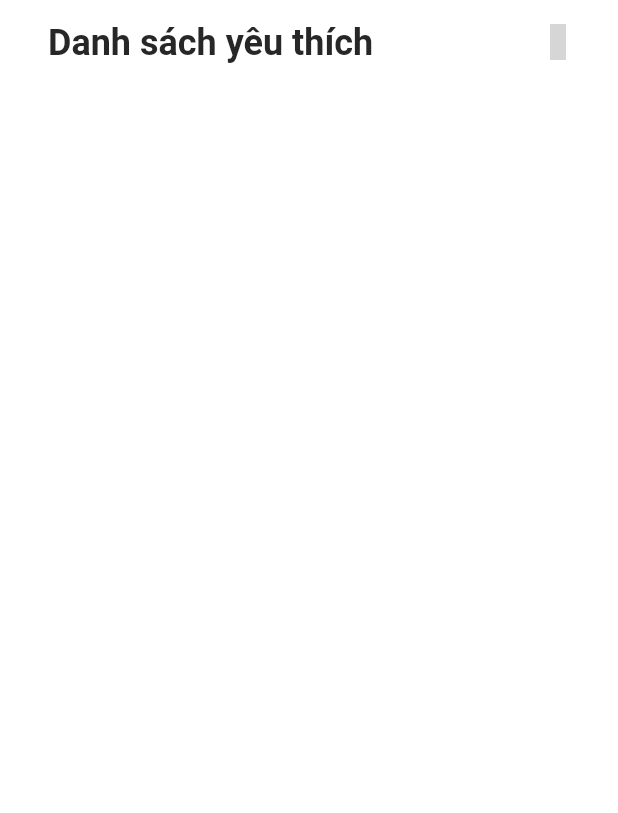
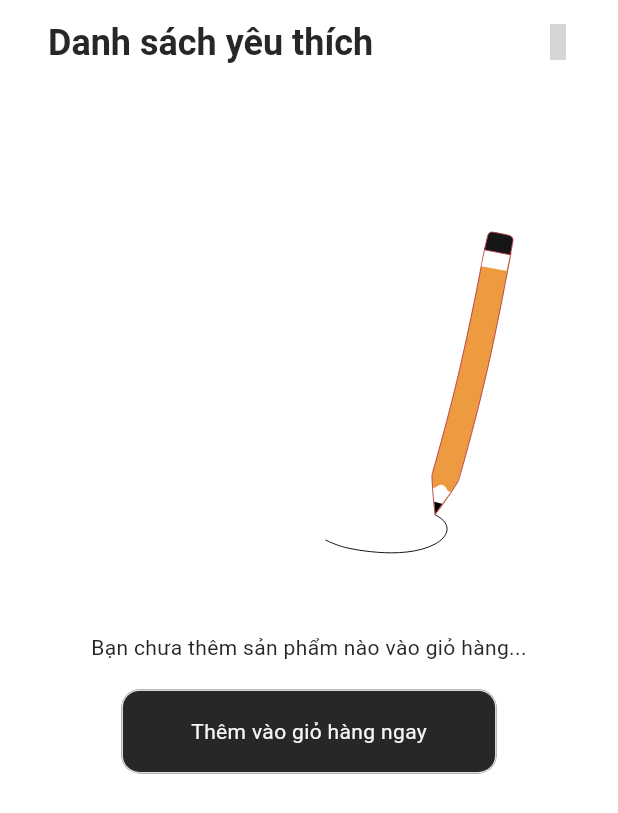
Before and after one commit to PhanTuoiCN1pt/app_t_shop, a Flutter app: the FavouriteScreen screen opened by its route, on a phone screen of 412 x 824 dp. Shown: the top 813 px of the screen. Run offline on Flutter 3.47's test engine with Material 3 defaults, Android fonts, the phone set to English and light mode, and no system bars; our stand-ins replace cached_network_image, carousel_slider, cloud_firestore, connectivity_plus, firebase_auth, firebase_core and 13 more; accounts and stored records are empty; Roboto replaces fonts that are missing (Poppins); project files that could hold a hidden picture were left out; grey boxes are pictures that could not be loaded.

Commit message:
danh sách yêu thích

```diff
--- a/lib/common/widgets/products/product_cards/product_card_vertical.dart
+++ b/lib/common/widgets/products/product_cards/product_card_vertical.dart
@@ -2,6 +2,7 @@ import 'package:app_t_shop/common/stype/shadow.dart';
 import 'package:app_t_shop/common/widgets/icons/cicular_icon.dart';
 import 'package:app_t_shop/common/widgets/images/rounded_container.dart';
 import 'package:app_t_shop/common/widgets/images/rounded_image.dart';
+import 'package:app_t_shop/common/widgets/products/favourite_icon/favourite_icon.dart';
 import 'package:app_t_shop/common/widgets/texts/brand_title_text_with_verified_icon.dart';
 import 'package:app_t_shop/common/widgets/texts/product_price_text.dart';
 import 'package:app_t_shop/common/widgets/texts/product_title_text.dart';
@@ -62,10 +63,11 @@ class TProductCardVertical extends StatelessWidget {
                   ),
 
                   /// Nút yêu thích
-                  const Positioned(
+                  Positioned(
                       top: 0,
                       right: 0,
-                      child: TCircularIcon(icon: Iconsax.heart5, color: Colors.red,))
+                      child: FavouriteIcon(productId: product.id,),
+                  ),
                 ],
               ),
             ),
--- a/lib/data/repositories/authentication/authentication_repository.dart
+++ b/lib/data/repositories/authentication/authentication_repository.dart
@@ -7,6 +7,7 @@ import 'package:app_t_shop/utils/exceptions/firebase_auth_exceptions.dart';
 import 'package:app_t_shop/utils/exceptions/firebase_exceptions.dart';
 import 'package:app_t_shop/utils/exceptions/format_exceptions.dart';
 import 'package:app_t_shop/utils/exceptions/platform_exceptions.dart';
+import 'package:app_t_shop/utils/local_storage/storage_utility.dart';
 import 'package:firebase_auth/firebase_auth.dart';
 import 'package:flutter/foundation.dart';
 import 'package:flutter/services.dart';
@@ -37,6 +38,9 @@ class AuthenticationRepository extends GetxController {
 
     if (user != null) {
       if (user.emailVerified) {
+
+        await TLocalStorage.init(user.uid);
+
         Get.offAll(() => const NavigationMenuScreen());
       } else {
         Get.offAll(() => VerifyEmailScreen(email: _auth.currentUser?.email,));
--- a/lib/features/shop/models/brand_model.dart
+++ b/lib/features/shop/models/brand_model.dart
@@ -1,4 +1,5 @@
 import 'package:app_t_shop/features/shop/models/banner_model.dart';
+import 'package:app_t_shop/utils/constants/image_strings.dart';
 import 'package:cloud_firestore/cloud_firestore.dart';
 
 class BrandModel {
@@ -12,7 +13,7 @@ class BrandModel {
       {required this.id, required this.image, required this.name, this.isFeatured, this.productsCount});
 
 
-  static BrandModel empty() => BrandModel(id: '', image: '', name: '');
+  static BrandModel empty() => BrandModel(id: '', image: TImages.nikeLogo, name: '', productsCount: 265);
 
 
   toJson() {
--- a/lib/features/shop/screens/product_details/widgets/product_detail_image_slider.dart
+++ b/lib/features/shop/screens/product_details/widgets/product_detail_image_slider.dart
@@ -2,6 +2,7 @@ import 'package:app_t_shop/common/widgets/appbar/appbar.dart';
 import 'package:app_t_shop/common/widgets/custom_shapes/curved_edges/curved_edges_widget.dart';
 import 'package:app_t_shop/common/widgets/icons/cicular_icon.dart';
 import 'package:app_t_shop/common/widgets/images/rounded_image.dart';
+import 'package:app_t_shop/common/widgets/products/favourite_icon/favourite_icon.dart';
 import 'package:app_t_shop/features/shop/controllers/product/image_product_controller.dart';
 import 'package:app_t_shop/features/shop/models/product_model.dart';
 import 'package:app_t_shop/utils/constants/colors.dart';
@@ -83,10 +84,10 @@ class ProductImageSlider extends StatelessWidget {
             ),
 
             /// Appbar Icon
-            const TAppBar(
+            TAppBar(
               showBackArrow: true,
               actions: [
-                TCircularIcon(icon: Iconsax.heart5,color: Colors.red,)
+                FavouriteIcon(productId: product.id,)
               ],
             ),
           ],
--- a/lib/features/shop/screens/wishlist/wishlist.dart
+++ b/lib/features/shop/screens/wishlist/wishlist.dart
@@ -2,9 +2,16 @@ import 'package:app_t_shop/common/widgets/appbar/appbar.dart';
 import 'package:app_t_shop/common/widgets/icons/cicular_icon.dart';
 import 'package:app_t_shop/common/widgets/layouts/grid_layout.dart';
 import 'package:app_t_shop/common/widgets/products/product_cards/product_card_vertical.dart';
+import 'package:app_t_shop/features/shop/controllers/product/favourite_controller.dart';
 import 'package:app_t_shop/features/shop/controllers/product/product_controller.dart';
 import 'package:app_t_shop/features/shop/models/product_model.dart';
+import 'package:app_t_shop/features/shop/screens/home/home.dart';
+import 'package:app_t_shop/features/shop/screens/shimmer/vertical_product_shimmer.dart';
+import 'package:app_t_shop/navigation_menu.dart';
+import 'package:app_t_shop/utils/constants/image_strings.dart';
 import 'package:app_t_shop/utils/constants/sizes.dart';
+import 'package:app_t_shop/utils/helpers/cloud_helper_functions.dart';
+import 'package:app_t_shop/utils/loaders/animation_loader.dart';
 import 'package:flutter/material.dart';
 import 'package:get/get.dart';
 import 'package:iconsax/iconsax.dart';
@@ -14,22 +21,40 @@ class FavouriteScreen extends StatelessWidget {
 
   @override
   Widget build(BuildContext context) {
-    final controller = Get.put(ProductController());
+    final controller = FavouritesController.instance;
     return Scaffold(
       appBar: TAppBar(
         title: Text('Danh sách yêu thích', style: Theme.of(context).textTheme.headlineMedium,),
         actions: [
-          TCircularIcon(icon: Iconsax.add, onPressed: () {},),
+          TCircularIcon(icon: Iconsax.add, onPressed: () => Get.to(HomeScreen()),),
         ],
       ),
       body: SingleChildScrollView(
         child: Padding(
           padding: const EdgeInsets.all(TSizes.defaultSpace),
-          child: Column(
-            children: [
-              GridLayout(itemCount: controller.featuredProducts.length, itemBuilder: (_, index) => TProductCardVertical(product: controller.featuredProducts[index],)),
-            ],
-          ),
+            child:
+              Obx(
+                  () => FutureBuilder(
+                  future: controller.favouriteProduct(),
+                  builder: (context, snapshot) {
+
+                    final emptyWidget = TAnimationLoaderWidget(
+                      text: 'Bạn chưa thêm sản phẩm nào vào giỏ hàng...',
+                      animation: TImages.emptyAnimation,
+                      showAction: true,
+                      actionText: 'Thêm vào giỏ hàng ngay',
+                      onActionPressed: () => Get.offAll(() => NavigationMenuScreen(selectedIndex: 0,)) ,
+                    );
+
+                    const loader = TVerticalProductShimmer(itemCount: 6,);
+                    final widget = TCloudHelperFunctions.checkMultiRecordState(snapshot: snapshot,loader: loader, nothingFound: emptyWidget);
+                    if (widget != null) return widget;
+
+                    final products = snapshot.data!;
+                    return GridLayout(itemCount: products.length, itemBuilder: (_, index) => TProductCardVertical(product: products[index],));
+                  }
+                ),
+              ),
         ),
       ),
     );
--- a/lib/utils/constants/image_strings.dart
+++ b/lib/utils/constants/image_strings.dart
@@ -43,6 +43,8 @@ class TImages {
   static const String deliveredEmailIllustration = "assets/images/animations/sammy-line-man-receives-a-mail.png";
   static const String verifyIllustration = "assets/images/animations/sammy-line-travel-backpack-with-passport-and-air-ticket.gif";
   static const String docerAnimation = "assets/images/animations/72462-check-register.json";
+  static const String emptyAnimation = "assets/images/animations/140429-pencil-drawing.json";
+
 
 
   // -- OnBoarding Texts
--- a/lib/utils/local_storage/storage_utility.dart
+++ b/lib/utils/local_storage/storage_utility.dart
@@ -1,20 +1,30 @@
 import 'package:get_storage/get_storage.dart';
 
 class TLocalStorage {
-  static final TLocalStorage _instance = TLocalStorage._internal();
 
-  factory TLocalStorage() {
-    return _instance;
+
+   late final GetStorage _storage;
+
+   static TLocalStorage? _instance;
+
+   TLocalStorage._internal();
+
+  factory TLocalStorage.instance() {
+    _instance ??= TLocalStorage._internal();
+    return _instance!;
   }
 
-  TLocalStorage._internal();
-
-  final _storage = GetStorage();
+   static Future<void> init(String bucketName) async {
+     await GetStorage.init(bucketName);
+     _instance = TLocalStorage._internal();
+     _instance!._storage = GetStorage(bucketName);
+   }
 
   // Generic method to save data
   Future<void> saveData<T>(String key, T value) async {
     await _storage.write(key, value);
   }
+
 
   // Generic method to read data
   T? readData<T>(String key) {
@@ -31,21 +41,3 @@ class TLocalStorage {
     await _storage.erase();
   }
 }
-
-
-/// *** *** *** *** *** Example *** *** *** *** *** ///
-
-// LocalStorage localStorage = LocalStorage();
-//
-// // Save data
-// localStorage.saveData('username', 'JohnDoe');
-//
-// // Read data
-// String? username = localStorage.readData<String>('username');
-// print('Username: $username'); // Output: Username: JohnDoe
-//
-// // Remove data
-// localStorage.removeData('username');
-//
-// // Clear all data
-// localStorage.clearAll();
--- a/lib/utils/popups/loaders.dart
+++ b/lib/utils/popups/loaders.dart
@@ -12,7 +12,7 @@ class TLoaders {
     ScaffoldMessenger.of(Get.context!).showSnackBar(
       SnackBar(
         elevation: 0,
-        duration: const Duration(seconds: 3),
+        duration: const Duration(seconds: 1),
         backgroundColor: Colors.transparent,
         content: Container(
           padding: const EdgeInsets.all(12.0),
```
Also changed, not shown: lib/common/widgets/products/favourite_icon/favourite_icon.dart (added, +22 -0 lines), lib/common/widgets/products/product_cards/product_card_horizontal.dart (+6 -3 lines), lib/data/repositories/product/product_repository.dart (+15 -0 lines), lib/features/shop/controllers/product/favourite_controller.dart (added, +57 -0 lines), lib/features/shop/screens/store/store.dart (+8 -7 lines), lib/features/shop/screens/store/widgets/category_tab.dart (+5 -3 lines).
